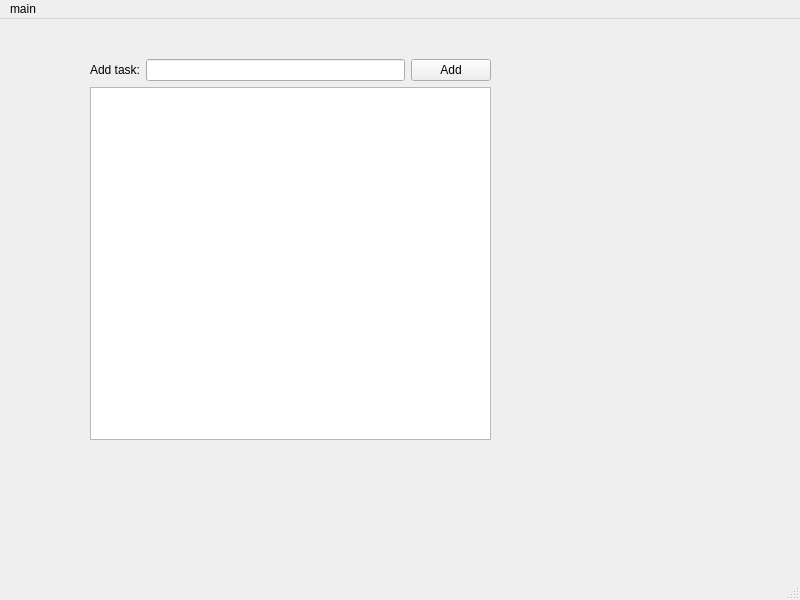
thedanzjl/gantt, file gantt.ui: the form before one commit.
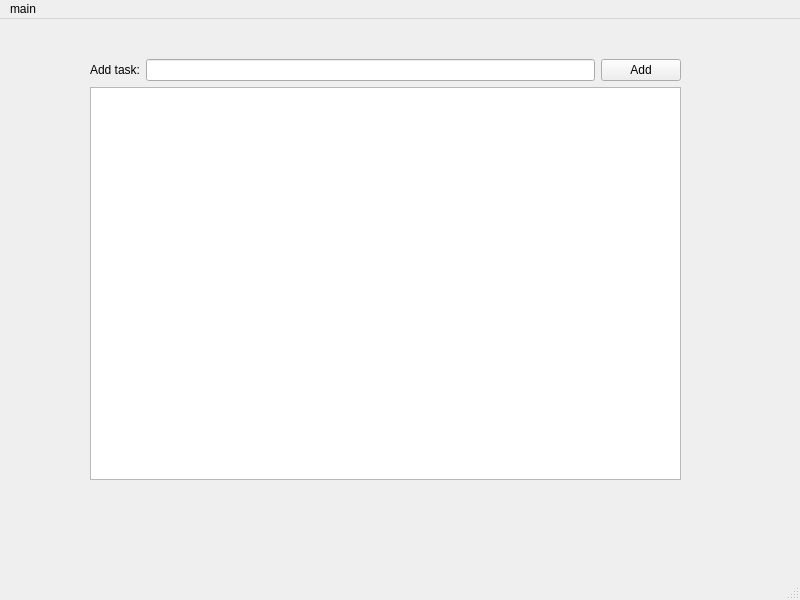
The form after the commit.

Commit message: now start_date in string format because of issue of updating date form in clickhouse

The edit to the form file:
```diff
--- a/gantt.ui
+++ b/gantt.ui
@@ -19,8 +19,8 @@
      <rect>
       <x>90</x>
       <y>40</y>
-      <width>401</width>
-      <height>381</height>
+      <width>591</width>
+      <height>421</height>
      </rect>
     </property>
     <layout class="QVBoxLayout" name="verticalLayout_3">
```
The commit also changes 5 other files.
